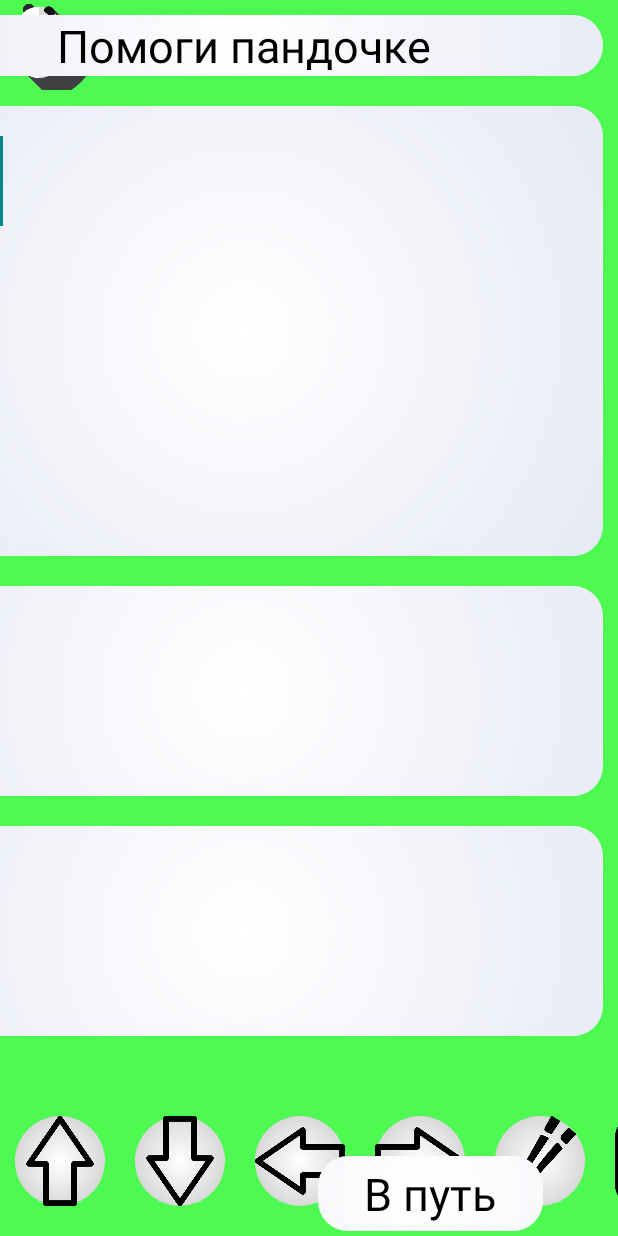
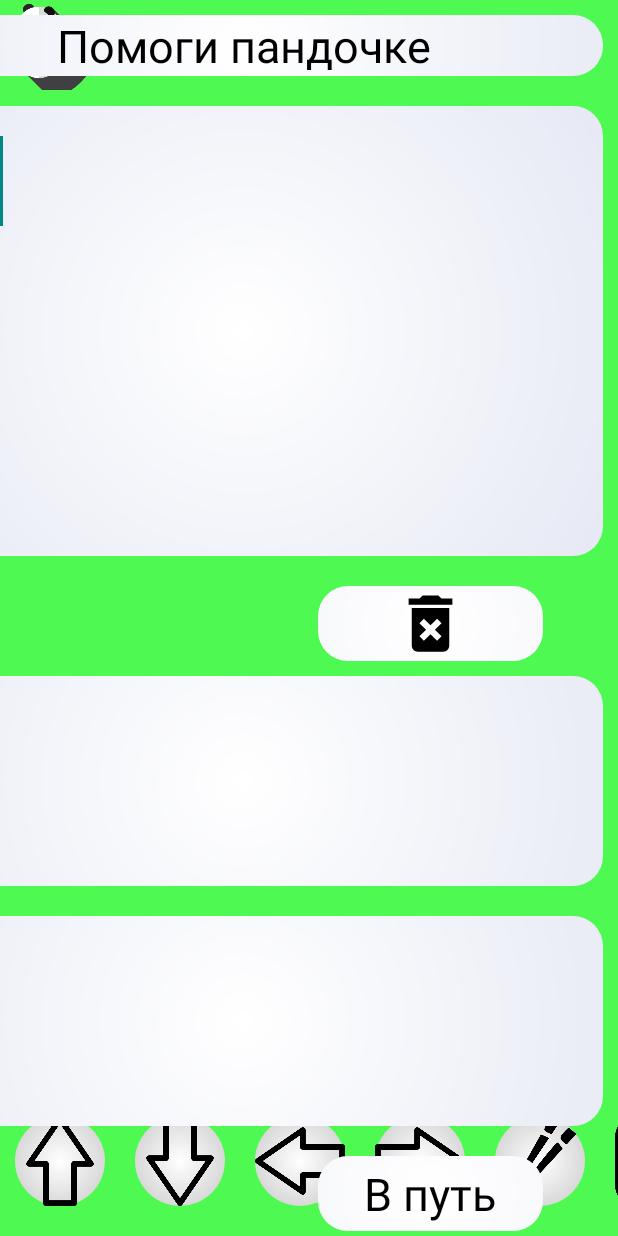
Before and after one commit to mariPrikolota/MyDiplomaThesis, an Android app: the GamePlayer screen opened directly, with no data from a screen before it, after a tap on an icon or button, on a phone screen of 412 x 824 dp. Run offline under Robolectric (Android 15) with nearby library versions, the phone set to English and light mode, and no system bars.

Commit message:
delete step1

```diff
--- a/app/src/main/java/com/example/myapplication/GamePlayer.kt
+++ b/app/src/main/java/com/example/myapplication/GamePlayer.kt
@@ -28,7 +28,7 @@ const val MAX_HORIZONTAL = HORIZONTAL_CELL_AMOUNT * CELL_SIZE
 class GamePlayer: AppCompatActivity(){ //, View.OnClickListener
     private lateinit var myPanda: ImageView
     private var editMode = false
-    private val stepAdapter = StepAdapter()
+
 
     private val gridDrawer by lazy {
         GridDrawer(container)
@@ -62,32 +62,32 @@ class GamePlayer: AppCompatActivity(){ //, View.OnClickListener
             elementDrawer.onTouchContainer(motionEvent.x, motionEvent.y)
             return@setOnTouchListener true
         }
-//        stepBind()
+
     }
 
     private fun onKeyButton(){
-        containerStep.layoutManager = GridLayoutManager(this,5)
-        containerStep.adapter = stepAdapter
         upView.setOnClickListener {
-            stepAdapter .addStep(StepItem(R.drawable.icon_up))
+            stepDrawer.stepView(UP)
             pandaDrawer.move(myPanda, UP, elementDrawer.elementsOnContainer,elementDrawer.elementsOnContainer)
         }
         downView.setOnClickListener {
-            stepAdapter.addStep(StepItem(R.drawable.icon_down))
+            stepDrawer.stepView(DOWN)
             pandaDrawer.move(myPanda, DOWN, elementDrawer.elementsOnContainer,elementDrawer.elementsOnContainer)
         }
         leftView.setOnClickListener {
-            stepAdapter.addStep(StepItem(R.drawable.icon_left))
+            stepDrawer.stepView(LEFT)
             pandaDrawer.move(myPanda, LEFT, elementDrawer.elementsOnContainer,elementDrawer.elementsOnContainer)
         }
         rightView.setOnClickListener {
-            stepAdapter.addStep(StepItem(R.drawable.icon_right))
+            stepDrawer.stepView(RIGHT)
             pandaDrawer.move(myPanda, RIGHT, elementDrawer.elementsOnContainer,elementDrawer.elementsOnContainer)
         }
         eatView.setOnClickListener {
-            stepAdapter.addStep(StepItem(R.drawable.step_eat))
+            stepDrawer.stepView(EAT)
             pandaDrawer.move(myPanda, EAT, elementDrawer.elementsOnContainer,elementDrawer.elementsOnContainer)
         }
+
+        deleteStep.setOnClickListener { stepDrawer.eraseStep() }
 
         functionMaterialView.setOnClickListener {  }
         functionView.setOnClickListener { }
@@ -99,13 +99,9 @@ class GamePlayer: AppCompatActivity(){ //, View.OnClickListener
 
         saveView.setOnClickListener {  levelSave.saveLevel(elementDrawer.elementsOnContainer)  }
 
+
     }
 
-//    private fun stepBind(){
-//        containerStep.hasFixedSize()
-//        containerStep.layoutManager = GridLayoutManager(this,5)
-//        containerStep.adapter = StepAdapter()
-//    }
 
 //    override fun onClick(p0: View?) {
 //        when (p0?.id){
--- a/app/src/main/java/com/example/myapplication/adapter/StepAdapter.kt
+++ b/app/src/main/java/com/example/myapplication/adapter/StepAdapter.kt
@@ -39,4 +39,9 @@ class StepAdapter(): RecyclerView.Adapter<StepAdapter.StepHolder>() {
         events.add(step)
         notifyDataSetChanged()
     }
+
+    fun deleteStep(step: StepItem){
+        events.remove(step)
+        notifyDataSetChanged()
+    }
 }
--- a/app/src/main/java/com/example/myapplication/drawers/ElementsDrawer.kt
+++ b/app/src/main/java/com/example/myapplication/drawers/ElementsDrawer.kt
@@ -1,5 +1,6 @@
 package com.example.myapplication.drawers
 
+import android.util.Log
 import android.view.View
 import android.widget.FrameLayout
 import android.widget.ImageView
@@ -68,6 +69,7 @@ class ElementsDrawer(val container: FrameLayout) {
         view.layoutParams = layoutParams
         container.addView(view)
         elementsOnContainer.add(Element(viewId, currentMaterial, coordinate))
+//        Log.d("elem", elementsOnContainer.toString())
     }
 
     fun drawElementsList(elements: List<Element>?){
--- a/app/src/main/java/com/example/myapplication/drawers/StepDrawer.kt
+++ b/app/src/main/java/com/example/myapplication/drawers/StepDrawer.kt
@@ -1,23 +1,55 @@
 package com.example.myapplication.drawers
 
 import android.content.Context
+import android.util.Log
+import android.view.View
+import android.widget.ImageView
 import androidx.recyclerview.widget.GridLayoutManager
 import androidx.recyclerview.widget.RecyclerView
-import com.example.myapplication.GamePlayer
 import com.example.myapplication.R
 import com.example.myapplication.adapter.StepAdapter
+import com.example.myapplication.enums.Direction
+import com.example.myapplication.enums.Direction.*
 import com.example.myapplication.level.StepItem
+import com.example.myapplication.models.Element
 import com.example.myapplication.models.Step
+import kotlinx.android.synthetic.main.game_layout.*
 
 class StepDrawer(val container: RecyclerView, context: Context) {
-//    val stepOnPanda = mutableListOf<Step>()
-//    val context = context
-//
-//     fun stepBind(){
-//         container.hasFixedSize()
-//         container.layoutManager = GridLayoutManager(context,5)
-//         container.adapter = StepAdapter(context)
-//         val step = StepItem(R.drawable.icon_up)
-//         StepAdapter(context).addStep(step)
-//    }
+    val context = context
+    private val stepAdapter = StepAdapter()
+    val stepOnContainer = mutableListOf<Step>()
+    private var stepItem : StepItem? = null
+
+     fun stepView(direction: Direction){
+        container.layoutManager = GridLayoutManager(context,5)
+        container.adapter = stepAdapter
+        val step = ImageView(container.context)
+        when(direction){
+            UP -> {
+                stepItem = StepItem(R.drawable.icon_up)
+            }
+            DOWN -> {
+                stepItem = StepItem(R.drawable.icon_down)
+            }
+            LEFT -> {
+                stepItem = StepItem(R.drawable.icon_left)
+            }
+            RIGHT -> {
+                stepItem = StepItem(R.drawable.icon_right)
+            }
+            EAT -> {
+                stepItem = StepItem(R.drawable.step_eat)
+            }
+        }
+        val stepId = View.generateViewId()
+        step.id = stepId
+        stepAdapter.addStep(stepItem!!)
+        stepOnContainer.add(Step(stepId,direction))
+//         Log.d("step", stepOnContainer.toString())
+    }
+
+    fun eraseStep(){
+        stepAdapter.deleteStep(stepItem!!)
+    }
 }
--- a/app/src/main/res/layout/game_layout.xml
+++ b/app/src/main/res/layout/game_layout.xml
@@ -177,6 +177,15 @@
 
             />
 
+        <ImageView
+            android:id="@+id/deleteStep"
+            android:layout_width="150dp"
+            android:layout_height="50dp"
+            android:layout_marginLeft="300dp"
+            android:layout_marginTop="10dp"
+            android:background="@drawable/algorithms_color"
+            android:src="@drawable/delete"/>
+
         <LinearLayout
             android:layout_width="match_parent"
             android:layout_height="140dp"
@@ -224,7 +233,7 @@
            android:gravity="center"
            android:textColor="@color/black"
            android:layout_marginLeft="300dp"
-           android:layout_marginTop="70dp"
+           android:layout_marginTop="10dp"
            android:background="@drawable/algorithms_color"/>
     </LinearLayout>
 </FrameLayout>
```
